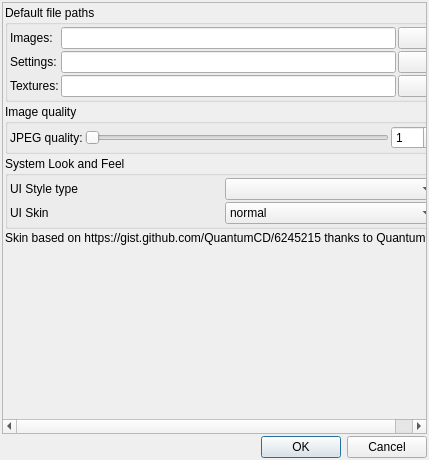
First picture: the form in mandelbulber2/qt/preferencesdialog.ui, repository buddhi1980/mandelbulber2, before the edit.
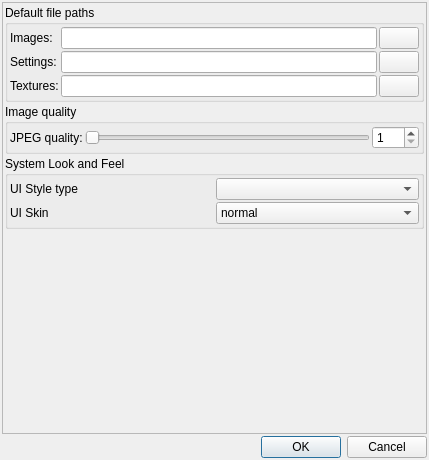
Second picture: the form after the edit. Icons and pictures are not drawn. Custom widgets are drawn as their Qt base class.

Diff of the .ui file:
```diff
--- a/mandelbulber2/qt/preferencesdialog.ui
+++ b/mandelbulber2/qt/preferencesdialog.ui
@@ -39,8 +39,8 @@
        <rect>
         <x>0</x>
         <y>0</y>
-        <width>567</width>
-        <height>409</height>
+        <width>423</width>
+        <height>425</height>
        </rect>
       </property>
       <layout class="QVBoxLayout" name="verticalLayout_2">
@@ -290,13 +290,6 @@
          </layout>
         </widget>
        </item>
-       <item>
-        <widget class="QLabel" name="label_7">
-         <property name="text">
-          <string>Skin based on https://gist.github.com/QuantumCD/6245215 thanks to QuantumCD</string>
-         </property>
-        </widget>
-       </item>
        <item>
         <spacer name="verticalSpacer">
          <property name="orientation">
```
